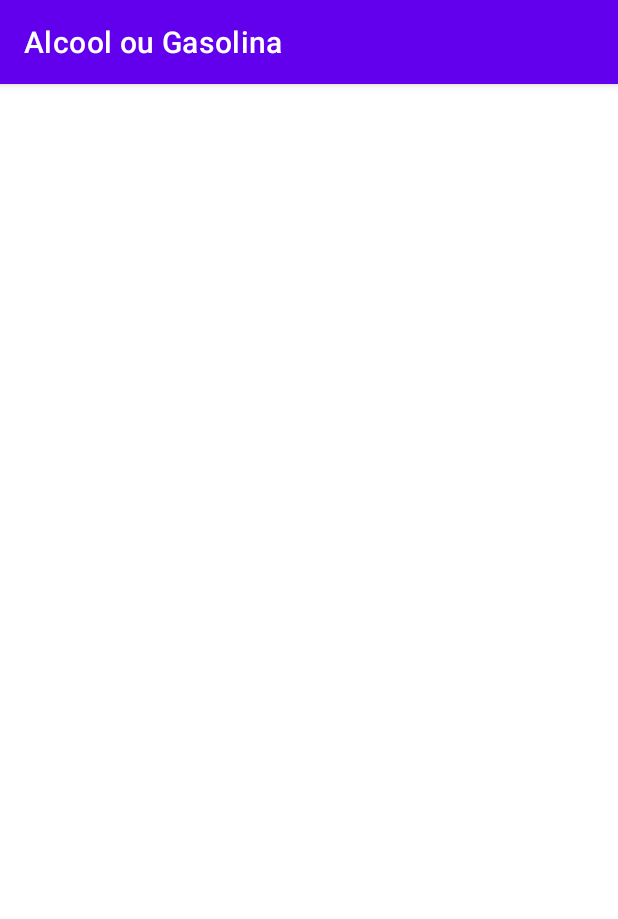
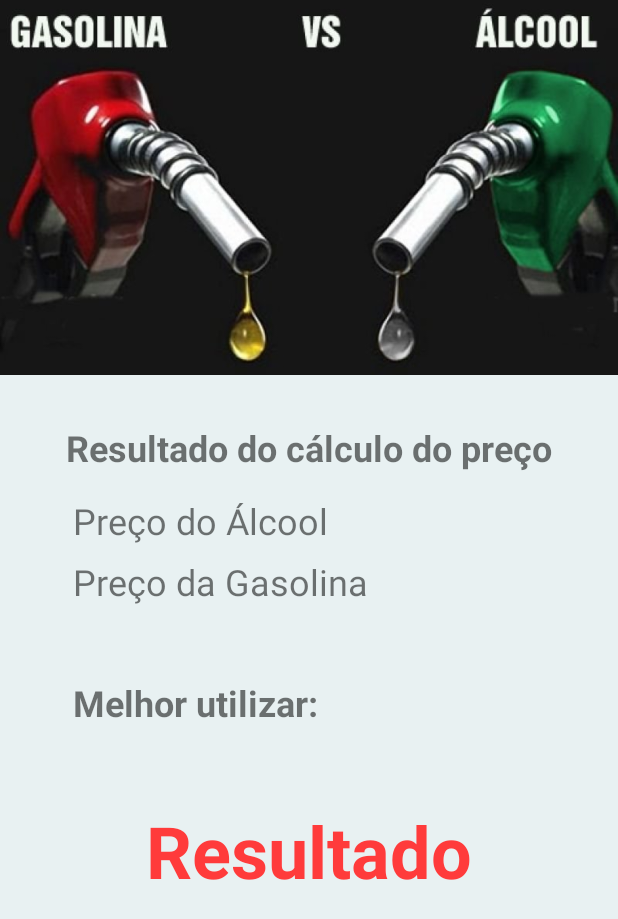
Before and after one commit to Rafael-720/App-Alcool-ou-Gasolina, an Android app: the DetalhesActivity screen opened directly, with no data from a screen before it, on a phone screen of 412 x 824 dp. Shown: the top 919 px of the screen. Run offline under Robolectric (Android 15) with nearby library versions, the phone set to English and light mode, and no system bars.

Commit message:
segunda tela terminada
codigo adicionado

```diff
--- a/app/src/main/AndroidManifest.xml
+++ b/app/src/main/AndroidManifest.xml
@@ -15,6 +15,7 @@
         tools:targetApi="31">
         <activity
             android:name=".DetalhesActivity"
+            android:screenOrientation="portrait"
             android:exported="false" />
         <activity
             android:name=".MainActivity"
--- a/app/src/main/java/com/rafaelo/alcoolougasolina/DetalhesActivity.kt
+++ b/app/src/main/java/com/rafaelo/alcoolougasolina/DetalhesActivity.kt
@@ -1,11 +1,43 @@
 package com.rafaelo.alcoolougasolina
 
+import android.graphics.Color
 import androidx.appcompat.app.AppCompatActivity
 import android.os.Bundle
+import android.widget.TextView
 
 class DetalhesActivity : AppCompatActivity() {
+
+    private lateinit var textAlcool: TextView
+    private lateinit var textGasolina: TextView
+    private lateinit var textResultado: TextView
+
     override fun onCreate(savedInstanceState: Bundle?) {
         super.onCreate(savedInstanceState)
         setContentView(R.layout.activity_detalhes)
+
+        textAlcool = findViewById(R.id.text_alcool)
+        textGasolina = findViewById(R.id.text_gasolina)
+        textResultado = findViewById(R.id.text_resultado)
+
+        val bundle = intent.extras
+
+        if(bundle != null){
+            var alcool = bundle.getString("alcool")
+            var gasolina = bundle.getString("gasolina")
+            var resultado: Double = alcool.toString().toDouble() / gasolina.toString().toDouble()
+
+            textAlcool.text = "Preço do Álcool: $alcool"
+            textGasolina.text = "Preço da Gasolina: $gasolina"
+
+            if (resultado > 0.7){
+                //melhor gasolina
+                textResultado.text = "Gasolina"
+            }else{
+                //melhor alcool
+                textResultado.text = "Álcool"
+                textResultado.setTextColor(Color.GREEN)
+            }
+        }
+
     }
 }
--- a/app/src/main/java/com/rafaelo/alcoolougasolina/MainActivity.kt
+++ b/app/src/main/java/com/rafaelo/alcoolougasolina/MainActivity.kt
@@ -27,7 +27,12 @@ class MainActivity : AppCompatActivity() {
             }else if(!editGasolina.text.isNotEmpty()){
                 Toast.makeText(this, "insira o preço da gasolina", Toast.LENGTH_SHORT).show()
             }else{
-                val intent = Intent(this)
+                val intent = Intent(this, DetalhesActivity::class.java)
+
+                intent.putExtra("alcool", editAlcool.text.toString())
+                intent.putExtra("gasolina", editGasolina.text.toString())
+
+                startActivity(intent)
 
             }
         }
--- a/app/src/main/res/layout/activity_detalhes.xml
+++ b/app/src/main/res/layout/activity_detalhes.xml
@@ -6,4 +6,75 @@
     android:layout_height="match_parent"
     tools:context=".DetalhesActivity">
 
+    <TextView
+        android:id="@+id/textView3"
+        android:layout_width="wrap_content"
+        android:layout_height="wrap_content"
+        android:layout_marginTop="32dp"
+        android:text="Resultado do cálculo do preço"
+        android:textSize="24sp"
+        android:textStyle="bold"
+        app:layout_constraintEnd_toEndOf="parent"
+        app:layout_constraintHorizontal_bias="0.5"
+        app:layout_constraintStart_toStartOf="parent"
+        app:layout_constraintTop_toBottomOf="@+id/imageView2" />
+
+    <TextView
+        android:id="@+id/text_alcool"
+        android:layout_width="wrap_content"
+        android:layout_height="wrap_content"
+        android:layout_marginTop="16dp"
+        android:text="Preço do Álcool"
+        android:textSize="24sp"
+        app:layout_constraintEnd_toEndOf="parent"
+        app:layout_constraintHorizontal_bias="0.2"
+        app:layout_constraintStart_toStartOf="parent"
+        app:layout_constraintTop_toBottomOf="@+id/textView3" />
+
+    <TextView
+        android:id="@+id/text_gasolina"
+        android:layout_width="wrap_content"
+        android:layout_height="wrap_content"
+        android:layout_marginTop="8dp"
+        android:text="Preço da Gasolina"
+        android:textSize="24sp"
+        app:layout_constraintStart_toStartOf="@+id/text_alcool"
+        app:layout_constraintTop_toBottomOf="@+id/text_alcool" />
+
+    <TextView
+        android:id="@+id/textView8"
+        android:layout_width="wrap_content"
+        android:layout_height="wrap_content"
+        android:layout_marginTop="48dp"
+        android:text="Melhor utilizar:"
+        android:textSize="24sp"
+        android:textStyle="bold"
+        app:layout_constraintStart_toStartOf="@+id/text_gasolina"
+        app:layout_constraintTop_toBottomOf="@+id/text_gasolina" />
+
+    <TextView
+        android:id="@+id/text_resultado"
+        android:layout_width="wrap_content"
+        android:layout_height="wrap_content"
+        android:layout_marginTop="50dp"
+        android:text="Resultado"
+        android:textColor="#FF3B3B"
+        android:textSize="48sp"
+        android:textStyle="bold"
+        app:layout_constraintEnd_toEndOf="parent"
+        app:layout_constraintHorizontal_bias="0.5"
+        app:layout_constraintStart_toStartOf="parent"
+        app:layout_constraintTop_toBottomOf="@+id/textView8" />
+
+    <ImageView
+        android:id="@+id/imageView2"
+        android:layout_width="0dp"
+        android:layout_height="250dp"
+        android:scaleType="centerCrop"
+        app:layout_constraintEnd_toEndOf="parent"
+        app:layout_constraintHorizontal_bias="0.5"
+        app:layout_constraintStart_toStartOf="parent"
+        app:layout_constraintTop_toTopOf="parent"
+        app:srcCompat="@drawable/combustiveis" />
+
 </androidx.constraintlayout.widget.ConstraintLayout>
--- a/app/src/main/res/layout/activity_main.xml
+++ b/app/src/main/res/layout/activity_main.xml
@@ -25,21 +25,21 @@
         android:layout_height="wrap_content"
         android:layout_marginStart="32dp"
         android:layout_marginTop="60dp"
-        android:text="Digite o preço da Gasolina"
+        android:text="Digite o preço do Álcool"
         android:textSize="16sp"
         android:textStyle="bold"
         app:layout_constraintStart_toStartOf="parent"
         app:layout_constraintTop_toBottomOf="@+id/imageView" />
 
     <EditText
-        android:id="@+id/edit_gasolina"
+        android:id="@+id/edit_alcool"
         android:layout_width="0dp"
         android:layout_height="wrap_content"
         android:layout_marginStart="32dp"
         android:layout_marginTop="8dp"
         android:layout_marginEnd="32dp"
         android:ems="10"
-        android:hint="Ex: 5.30"
+        android:hint="Ex: 3.90"
         android:inputType="numberDecimal"
         android:minHeight="48dp"
         app:layout_constraintEnd_toEndOf="parent"
@@ -53,21 +53,21 @@
         android:layout_height="wrap_content"
         android:layout_marginStart="32dp"
         android:layout_marginTop="50dp"
-        android:text="Digite o preço do Álcool"
+        android:text="Digite o preço da Gasolina"
         android:textSize="16sp"
         android:textStyle="bold"
         app:layout_constraintStart_toStartOf="parent"
-        app:layout_constraintTop_toBottomOf="@+id/edit_gasolina" />
+        app:layout_constraintTop_toBottomOf="@+id/edit_alcool" />
 
     <EditText
-        android:id="@+id/edit_alcool"
+        android:id="@+id/edit_gasolina"
         android:layout_width="0dp"
         android:layout_height="wrap_content"
         android:layout_marginStart="32dp"
         android:layout_marginTop="8dp"
         android:layout_marginEnd="32dp"
         android:ems="10"
-        android:hint="Ex: 3.90"
+        android:hint="Ex: 5.30"
         android:inputType="numberDecimal"
         android:minHeight="48dp"
         app:layout_constraintEnd_toEndOf="parent"
@@ -88,6 +88,6 @@
         app:layout_constraintEnd_toEndOf="parent"
         app:layout_constraintHorizontal_bias="0.5"
         app:layout_constraintStart_toStartOf="parent"
-        app:layout_constraintTop_toBottomOf="@+id/edit_alcool" />
+        app:layout_constraintTop_toBottomOf="@+id/edit_gasolina" />
 
 </androidx.constraintlayout.widget.ConstraintLayout>
--- a/app/src/main/res/values/colors.xml
+++ b/app/src/main/res/values/colors.xml
@@ -7,4 +7,7 @@
     <color name="teal_700">#FF018786</color>
     <color name="black">#FF000000</color>
     <color name="white">#FFFFFFFF</color>
+
+        <color name="fundo">#E8F1F2</color>
+        <color name="variante">#2c3d91</color>
 </resources>
--- a/app/src/main/res/values/themes.xml
+++ b/app/src/main/res/values/themes.xml
@@ -1,9 +1,9 @@
 <resources xmlns:tools="http://schemas.android.com/tools">
     <!-- Base application theme. -->
-    <style name="Theme.AlcoolOuGasolina" parent="Theme.MaterialComponents.DayNight.DarkActionBar">
+    <style name="Theme.AlcoolOuGasolina" parent="Theme.MaterialComponents.DayNight.NoActionBar">
         <!-- Primary brand color. -->
         <item name="colorPrimary">@color/purple_500</item>
-        <item name="colorPrimaryVariant">@color/purple_700</item>
+        <item name="colorPrimaryVariant">@color/variante</item>
         <item name="colorOnPrimary">@color/white</item>
         <!-- Secondary brand color. -->
         <item name="colorSecondary">@color/teal_200</item>
@@ -12,5 +12,6 @@
         <!-- Status bar color. -->
         <item name="android:statusBarColor" tools:targetApi="l">?attr/colorPrimaryVariant</item>
         <!-- Customize your theme here. -->
+        <item name="android:windowBackground">@color/fundo</item>
     </style>
 </resources>
```
Also changed, not shown: app/src/main/res/drawable-v24/combustiveis.jpg (added), app/src/main/res/drawable-v24/gasolina.JPG (added).
